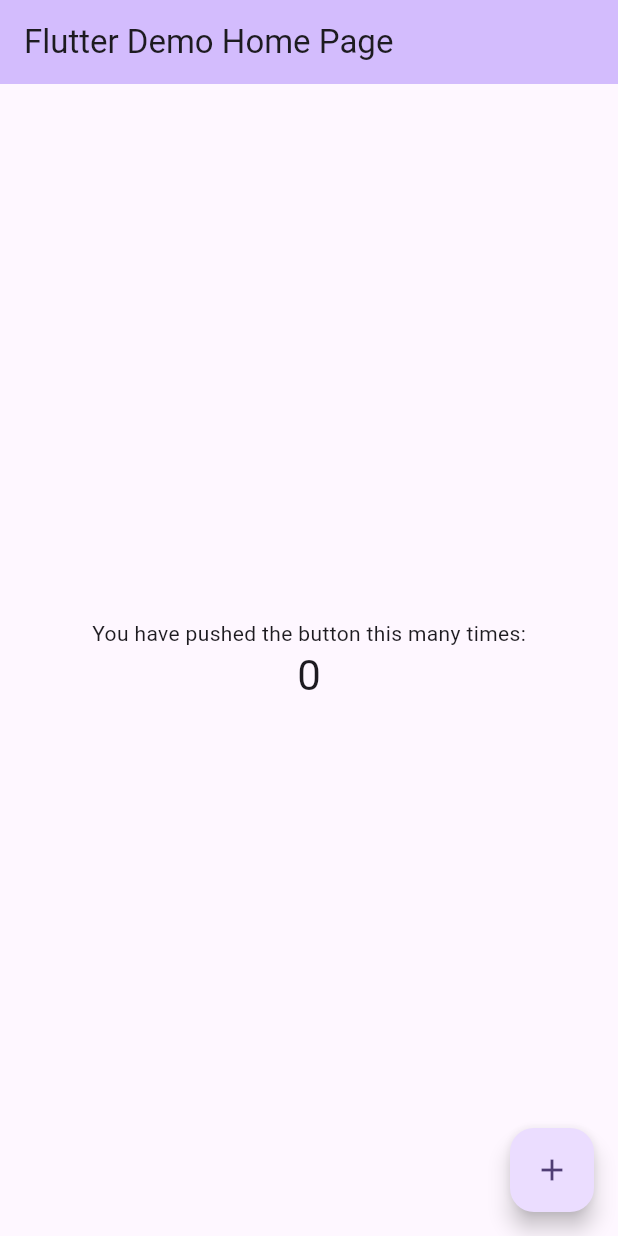
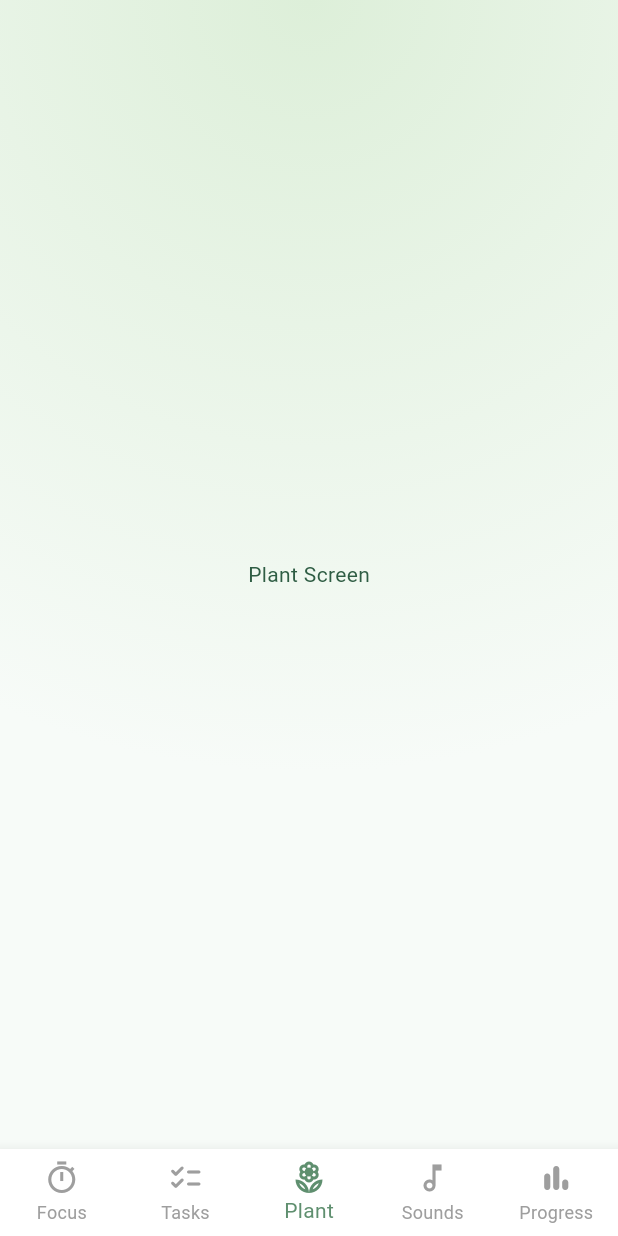
Before and after one commit to alpergedik/bloom-focus, a Flutter app: the screen it shows after launch, on a phone screen of 412 x 824 dp. Run offline on Flutter 3.47's test engine with Material 3 defaults, Android fonts, the phone set to English and light mode, and no system bars.

Commit message:
Initialize app structure, theme, navigation and base screens

```diff
--- a/lib/app.dart
+++ b/lib/app.dart
@@ -0,0 +1,84 @@
+import 'package:flutter/material.dart';
+import 'core/theme/app_theme.dart';
+import 'core/widgets/app_background.dart';
+import 'features/focus/presentation/focus_page.dart';
+import 'features/tasks/presentation/tasks_page.dart';
+import 'features/plant/presentation/plant_page.dart';
+import 'features/sounds/presentation/sounds_page.dart';
+import 'features/progress/presentation/progress_page.dart';
+
+class BloomFocusApp extends StatelessWidget {
+  const BloomFocusApp({super.key});
+
+  @override
+  Widget build(BuildContext context) {
+    return MaterialApp(
+      debugShowCheckedModeBanner: false,
+      title: 'Bloom Focus',
+      theme: AppTheme.lightTheme,
+      home: const MainNavigation(),
+    );
+  }
+}
+
+class MainNavigation extends StatefulWidget {
+  const MainNavigation({super.key});
+
+  @override
+  State<MainNavigation> createState() => _MainNavigationState();
+}
+
+class _MainNavigationState extends State<MainNavigation> {
+  int currentIndex = 2;
+
+  final List<Widget> pages = const [
+    FocusPage(),
+    TasksPage(),
+    PlantPage(),
+    SoundsPage(),
+    ProgressPage(),
+  ];
+
+  @override
+  Widget build(BuildContext context) {
+    return AppBackground(
+      child: Scaffold(
+        backgroundColor: Colors.transparent,
+        body: pages[currentIndex],
+        bottomNavigationBar: BottomNavigationBar(
+          currentIndex: currentIndex,
+          onTap: (index) {
+            setState(() {
+              currentIndex = index;
+            });
+          },
+          type: BottomNavigationBarType.fixed,
+          selectedItemColor: AppTheme.primary,
+          unselectedItemColor: Colors.grey,
+          items: const [
+            BottomNavigationBarItem(
+              icon: Icon(Icons.timer_outlined),
+              label: 'Focus',
+            ),
+            BottomNavigationBarItem(
+              icon: Icon(Icons.checklist_rounded),
+              label: 'Tasks',
+            ),
+            BottomNavigationBarItem(
+              icon: Icon(Icons.local_florist_outlined),
+              label: 'Plant',
+            ),
+            BottomNavigationBarItem(
+              icon: Icon(Icons.music_note_outlined),
+              label: 'Sounds',
+            ),
+            BottomNavigationBarItem(
+              icon: Icon(Icons.bar_chart_rounded),
+              label: 'Progress',
+            ),
+          ],
+        ),
+      ),
+    );
+  }
+}
--- /dev/null
+++ b/lib/features/plant/presentation/plant_page.dart
@@ -0,0 +1,12 @@
+import 'package:flutter/material.dart';
+
+class PlantPage extends StatelessWidget {
+  const PlantPage({super.key});
+
+  @override
+  Widget build(BuildContext context) {
+    return const Center(
+      child: Text('Plant Screen'),
+    );
+  }
+}
--- a/lib/main.dart
+++ b/lib/main.dart
@@ -1,122 +1,6 @@
 import 'package:flutter/material.dart';
+import 'app.dart';
 
 void main() {
-  runApp(const MyApp());
+  runApp(const BloomFocusApp());
 }
-
-class MyApp extends StatelessWidget {
-  const MyApp({super.key});
-
-  // This widget is the root of your application.
-  @override
-  Widget build(BuildContext context) {
-    return MaterialApp(
-      title: 'Flutter Demo',
-      theme: ThemeData(
-        // This is the theme of your application.
-        //
-        // TRY THIS: Try running your application with "flutter run". You'll see
-        // the application has a purple toolbar. Then, without quitting the app,
-        // try changing the seedColor in the colorScheme below to Colors.green
-        // and then invoke "hot reload" (save your changes or press the "hot
-        // reload" button in a Flutter-supported IDE, or press "r" if you used
-        // the command line to start the app).
-        //
-        // Notice that the counter didn't reset back to zero; the application
-        // state is not lost during the reload. To reset the state, use hot
-        // restart instead.
-        //
-        // This works for code too, not just values: Most code changes can be
-        // tested with just a hot reload.
-        colorScheme: .fromSeed(seedColor: Colors.deepPurple),
-      ),
-      home: const MyHomePage(title: 'Flutter Demo Home Page'),
-    );
-  }
-}
-
-class MyHomePage extends StatefulWidget {
-  const MyHomePage({super.key, required this.title});
-
-  // This widget is the home page of your application. It is stateful, meaning
-  // that it has a State object (defined below) that contains fields that affect
-  // how it looks.
-
-  // This class is the configuration for the state. It holds the values (in this
-  // case the title) provided by the parent (in this case the App widget) and
-  // used by the build method of the State. Fields in a Widget subclass are
-  // always marked "final".
-
-  final String title;
-
-  @override
-  State<MyHomePage> createState() => _MyHomePageState();
-}
-
-class _MyHomePageState extends State<MyHomePage> {
-  int _counter = 0;
-
-  void _incrementCounter() {
-    setState(() {
-      // This call to setState tells the Flutter framework that something has
-      // changed in this State, which causes it to rerun the build method below
-      // so that the display can reflect the updated values. If we changed
-      // _counter without calling setState(), then the build method would not be
-      // called again, and so nothing would appear to happen.
-      _counter++;
-    });
-  }
-
-  @override
-  Widget build(BuildContext context) {
-    // This method is rerun every time setState is called, for instance as done
-    // by the _incrementCounter method above.
-    //
-    // The Flutter framework has been optimized to make rerunning build methods
-    // fast, so that you can just rebuild anything that needs updating rather
-    // than having to individually change instances of widgets.
-    return Scaffold(
-      appBar: AppBar(
-        // TRY THIS: Try changing the color here to a specific color (to
-        // Colors.amber, perhaps?) and trigger a hot reload to see the AppBar
-        // change color while the other colors stay the same.
-        backgroundColor: Theme.of(context).colorScheme.inversePrimary,
-        // Here we take the value from the MyHomePage object that was created by
-        // the App.build method, and use it to set our appbar title.
-        title: Text(widget.title),
-      ),
-      body: Center(
-        // Center is a layout widget. It takes a single child and positions it
-        // in the middle of the parent.
-        child: Column(
-          // Column is also a layout widget. It takes a list of children and
-          // arranges them vertically. By default, it sizes itself to fit its
-          // children horizontally, and tries to be as tall as its parent.
-          //
-          // Column has various properties to control how it sizes itself and
-          // how it positions its children. Here we use mainAxisAlignment to
-          // center the children vertically; the main axis here is the vertical
-          // axis because Columns are vertical (the cross axis would be
-          // horizontal).
-          //
-          // TRY THIS: Invoke "debug painting" (choose the "Toggle Debug Paint"
-          // action in the IDE, or press "p" in the console), to see the
-          // wireframe for each widget.
-          mainAxisAlignment: .center,
-          children: [
-            const Text('You have pushed the button this many times:'),
-            Text(
-              '$_counter',
-              style: Theme.of(context).textTheme.headlineMedium,
-            ),
-          ],
-        ),
-      ),
-      floatingActionButton: FloatingActionButton(
-        onPressed: _incrementCounter,
-        tooltip: 'Increment',
-        child: const Icon(Icons.add),
-      ),
-    );
-  }
-}
```
Also changed, not shown: lib/features/focus/presentation/focus_page.dart (added, +12 -0 lines), lib/features/progress/presentation/progress_page.dart (added, +12 -0 lines), lib/features/sounds/presentation/sounds_page.dart (added, +12 -0 lines), lib/features/tasks/presentation/tasks_page.dart (added, +12 -0 lines), lib/features/settings/presentation/settings_page.dart (added), 1 other file.
